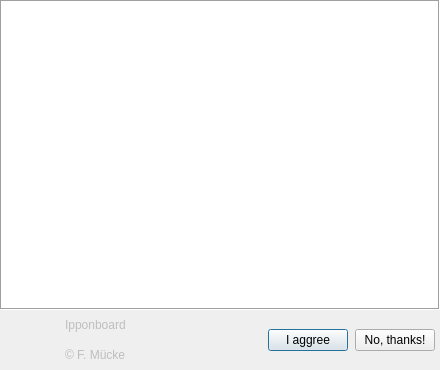
Old version of the form Widgets/splashscreen.ui in the repository fmuecke/Ipponboard.
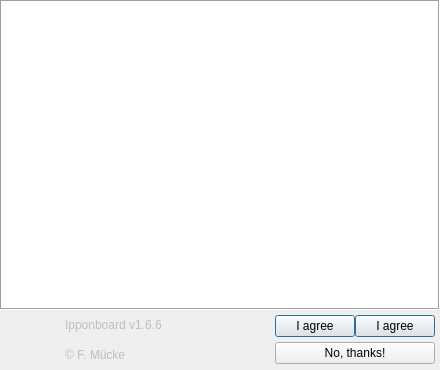
New version of the form. Icons and pictures are not drawn.

Commit message: Made edition selectable from splash screen

Patch:
```diff
--- a/Widgets/splashscreen.ui
+++ b/Widgets/splashscreen.ui
@@ -111,7 +111,7 @@
       <number>0</number>
      </property>
      <property name="rightMargin">
-      <number>0</number>
+      <number>5</number>
      </property>
      <property name="bottomMargin">
       <number>0</number>
@@ -134,10 +134,7 @@
        <property name="spacing">
         <number>0</number>
        </property>
-       <property name="topMargin">
-        <number>0</number>
-       </property>
-       <property name="bottomMargin">
+       <property name="leftMargin">
         <number>0</number>
        </property>
        <item>
@@ -145,20 +142,20 @@
          <property name="enabled">
           <bool>false</bool>
          </property>
-         <property name="minimumSize">
-          <size>
-           <width>20</width>
-           <height>0</height>
-          </size>
+         <property name="sizePolicy">
+          <sizepolicy hsizetype="Preferred" vsizetype="Preferred">
+           <horstretch>0</horstretch>
+           <verstretch>0</verstretch>
+          </sizepolicy>
          </property>
          <property name="text">
-          <string>Ipponboard</string>
+          <string notr="true">Ipponboard v1.6.6</string>
          </property>
          <property name="textFormat">
           <enum>Qt::PlainText</enum>
          </property>
-         <property name="alignment">
-          <set>Qt::AlignLeading|Qt::AlignLeft|Qt::AlignVCenter</set>
+         <property name="scaledContents">
+          <bool>false</bool>
          </property>
          <property name="margin">
           <number>5</number>
@@ -170,6 +167,12 @@
          <property name="enabled">
           <bool>false</bool>
          </property>
+         <property name="sizePolicy">
+          <sizepolicy hsizetype="Preferred" vsizetype="Preferred">
+           <horstretch>0</horstretch>
+           <verstretch>0</verstretch>
+          </sizepolicy>
+         </property>
          <property name="text">
           <string notr="true">© F. Mücke</string>
          </property>
@@ -187,20 +190,40 @@
       </layout>
      </item>
      <item>
-      <layout class="QHBoxLayout" name="horizontalLayout" stretch="0,0">
-       <property name="spacing">
-        <number>7</number>
+      <layout class="QGridLayout" name="gridLayout">
+       <property name="leftMargin">
+        <number>0</number>
        </property>
        <property name="topMargin">
         <number>0</number>
        </property>
-       <property name="rightMargin">
-        <number>5</number>
-       </property>
-       <property name="bottomMargin">
-        <number>0</number>
-       </property>
-       <item>
+       <item row="0" column="1">
+        <widget class="QPushButton" name="pushButton_team">
+         <property name="focusPolicy">
+          <enum>Qt::TabFocus</enum>
+         </property>
+         <property name="toolTip">
+          <string>Accept terms of usage &amp; start Team Tournament edition.</string>
+         </property>
+         <property name="text">
+          <string>I agree</string>
+         </property>
+         <property name="icon">
+          <iconset resource="../base/ipponboard.qrc">
+           <normaloff>:/res/icons/category.png</normaloff>:/res/icons/category.png</iconset>
+         </property>
+         <property name="autoDefault">
+          <bool>true</bool>
+         </property>
+         <property name="default">
+          <bool>true</bool>
+         </property>
+         <property name="flat">
+          <bool>false</bool>
+         </property>
+        </widget>
+       </item>
+       <item row="0" column="0">
         <widget class="QPushButton" name="pushButton">
          <property name="focusPolicy">
           <enum>Qt::TabFocus</enum>
@@ -209,7 +232,7 @@
           <string>Accept the terms of usage</string>
          </property>
          <property name="text">
-          <string>I aggree</string>
+          <string>I agree</string>
          </property>
          <property name="icon">
           <iconset resource="../base/ipponboard.qrc">
@@ -226,8 +249,14 @@
          </property>
         </widget>
        </item>
-       <item>
+       <item row="1" column="0" colspan="2">
         <widget class="QPushButton" name="pushButton_Cancel">
+         <property name="sizePolicy">
+          <sizepolicy hsizetype="Minimum" vsizetype="Fixed">
+           <horstretch>0</horstretch>
+           <verstretch>0</verstretch>
+          </sizepolicy>
+         </property>
          <property name="focusPolicy">
           <enum>Qt::TabFocus</enum>
          </property>
```
Left out of the diff: 9 changed lines with no effect on the pictures. The commit also changes 4 other files.
